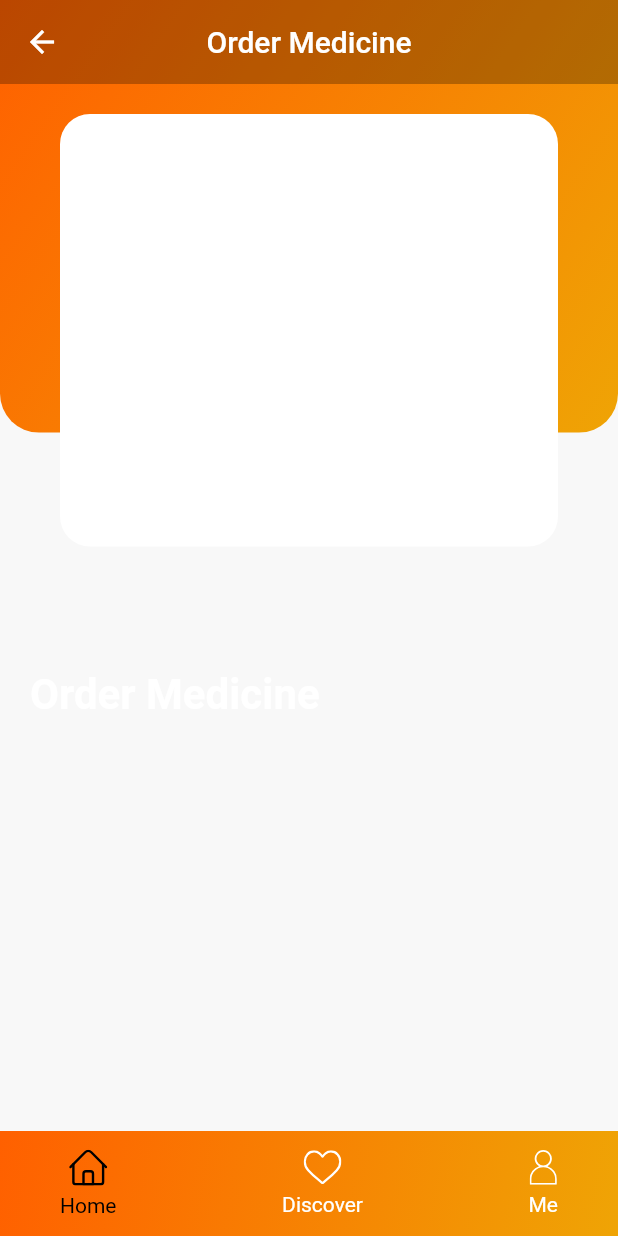
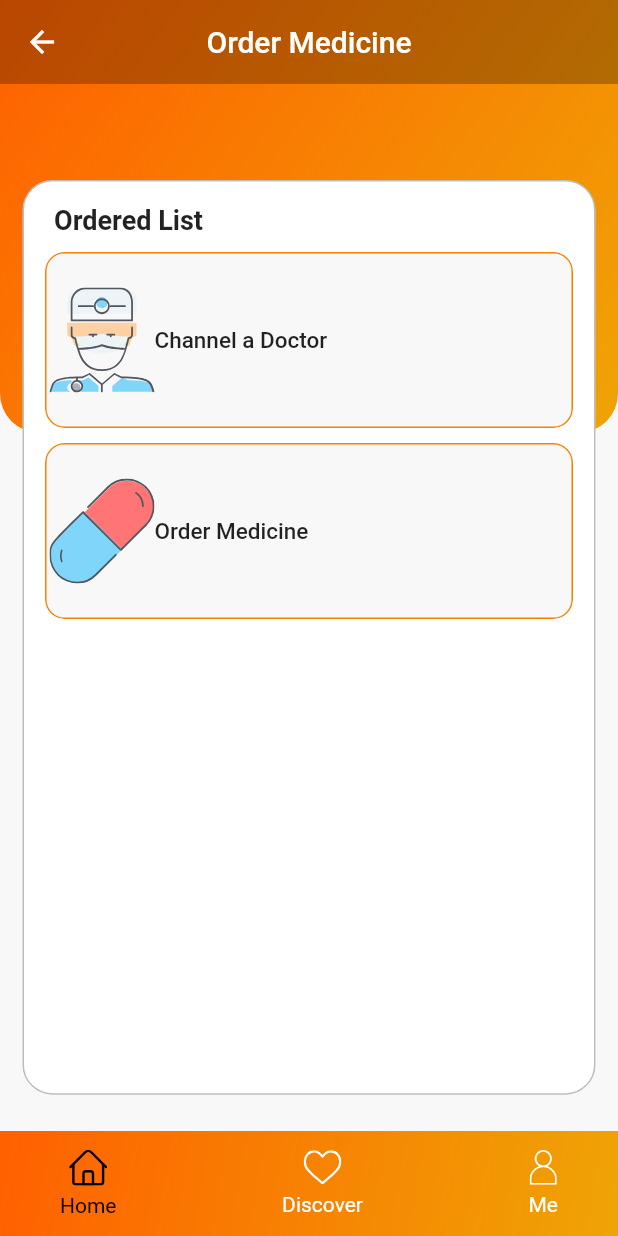
Before and after one commit to KavinduLiyanage/Hemas-Health-App, a Flutter app: the screen it shows after launch, after a tap on "Order Medicine", on a phone screen of 412 x 824 dp. Run offline on Flutter 3.47's test engine with Material 2 defaults, Android fonts, the phone set to English and light mode, and no system bars; our stand-ins replace flutter_svg.

Commit message:
Implemented Sample list in orderMedicine.dart

```diff
--- a/lib/constants.dart
+++ b/lib/constants.dart
@@ -9,3 +9,6 @@ const kTextColor = Color(0xFFFFFFFF);
 const kBlueLightColor = Color(0xFFC7B8F5);
 const kBlueColor = Color(0xFF817DC0);
 const kShadowColor = Color(0xFFE6E6E6);
+
+const contentAreaHeight = .74;
+const contentAreaWidth = .50;
--- a/lib/main.dart
+++ b/lib/main.dart
@@ -105,9 +105,9 @@ class Dashboard extends StatelessWidget {
           ),
           Container(
             //padding: EdgeInsets.all(100),
-            margin: EdgeInsets.fromLTRB(15, 100, 15, 0),
-            height: size.height * .75,
-            width: size.height * .75,
+            margin: EdgeInsets.fromLTRB(15, 120, 15, 0),
+            height: size.height * contentAreaHeight,
+            width: size.height * contentAreaWidth,
             decoration: BoxDecoration(
               border: Border.all(color: Colors.black26),
               color: Colors.white,
@@ -149,7 +149,7 @@ class Dashboard extends StatelessWidget {
 
                   Expanded(
                     child: Padding(
-                      padding: const EdgeInsets.only(top: 65.0),
+                      padding: const EdgeInsets.only(top: 85.0),
                       child: GridView.count(
                         crossAxisCount: 2,
                         childAspectRatio: 1,
--- a/lib/orderMedicine.dart
+++ b/lib/orderMedicine.dart
@@ -2,6 +2,8 @@ import 'package:flutter/cupertino.dart';
 import 'package:flutter/material.dart';
 import 'package:flutter_svg/svg.dart';
 import 'package:hemashealth/widgets/bottom_nav_bar.dart';
+import 'package:hemashealth/widgets/category_card.dart';
+import 'package:hemashealth/widgets/category_card_orders_list.dart';
 import 'constants.dart';
 
 void main() {
@@ -65,23 +67,32 @@ class OrderMedicine extends StatelessWidget {
               ),
             ),
           ),
+          Container(
+            //padding: EdgeInsets.all(100),
+            margin: EdgeInsets.fromLTRB(15, 120, 15, 0),
+            height: size.height * contentAreaHeight,
+            width: size.height * contentAreaWidth,
+            decoration: BoxDecoration(
+              border: Border.all(color: Colors.black26),
+              color: Colors.white,
+              borderRadius: BorderRadius.all(Radius.circular(20))
+              ,
+            ),
+            child: Container(
+              child: Text("Ordered List",
+                style: TextStyle(fontWeight: FontWeight.bold,
+                    fontSize: 18
+                ),
+              ),
+              padding: EdgeInsets.fromLTRB(20, 15, 0, 0),
+            ),
+          ),
           SafeArea(
             child: Padding(
-
               padding: const EdgeInsets.symmetric(horizontal: 20),
               child: Column(
                 crossAxisAlignment: CrossAxisAlignment.start,
                 children: <Widget>[
-                  Container(
-                    //padding: EdgeInsets.all(100),
-                    margin: EdgeInsets.all(20),
-                    height: size.height * .35,
-                    decoration: BoxDecoration(
-                      color: Colors.white,
-                      borderRadius: BorderRadius.all(Radius.circular(20))
-                      ,
-                    ),
-                  ),
                   Align(
                     alignment: Alignment.topLeft,
                     child: Container(
@@ -92,17 +103,35 @@ class OrderMedicine extends StatelessWidget {
                       //child: SvgPicture.asset("assets/icons/menuIcon.svg"),
                     ),
                   ),
-                  Text(
-                    "Order Medicine",
-                    style: Theme.of(context)
-                        .textTheme
-                        .display1
-                        .copyWith(fontWeight: FontWeight.w600, fontSize: 28),
+
+
+                  Expanded(
+                    child: Padding(
+                      padding: const EdgeInsets.fromLTRB(10, 50, 10, 0),
+                      child: GridView.count(
+                        crossAxisCount: 1,
+                        childAspectRatio: 3,
+                        crossAxisSpacing: 10,
+                        mainAxisSpacing: 10,
+                        children: <Widget>[
+                          CategoryCardOrdersList(
+                            title: "Channel a Doctor",
+                            svgSrc:
+                            "assets/icons/dashboard_ChannelaDoctor2.svg",
+                            press: () {},
+                          ),
+                          CategoryCardOrdersList(
+                            title: "Order Medicine",
+                            svgSrc: "assets/icons/dashboard_OrderMedicine2.svg",
+                            press: () {
+
+                            },
+                          ),
+
+                        ],
+                      ),
+                    ),
                   ),
-
-                  //Expanded(
-
-                  //),
                 ],
               ),
             ),
--- /dev/null
+++ b/lib/widgets/category_card_orders_list.dart
@@ -0,0 +1,63 @@
+import 'package:flutter/material.dart';
+import 'package:flutter_svg/flutter_svg.dart';
+
+import '../constants.dart';
+
+class CategoryCardOrdersList extends StatelessWidget {
+  final String svgSrc;
+  final String title;
+  final Function press;
+  const CategoryCardOrdersList({
+    Key key,
+    this.svgSrc,
+    this.title,
+    this.press,
+  }) : super(key: key);
+
+  @override
+  Widget build(BuildContext context) {
+    return ClipRRect(
+      borderRadius: BorderRadius.circular(13),
+      child: Container(
+        // padding: EdgeInsets.all(20),
+        decoration: BoxDecoration(
+          border: Border.all(color: kBackgroundColor3),
+          color: kBackgroundColor,
+          borderRadius: BorderRadius.circular(13),
+          boxShadow: [
+            BoxShadow(
+              offset: Offset(0, 17),
+              blurRadius: 17,
+              spreadRadius: -23,
+              color: kShadowColor,
+            ),
+          ],
+        ),
+        child: Material(
+          color: Colors.transparent,
+          child: InkWell(
+            onTap: press,
+            child: Padding(
+              padding: const EdgeInsets.all(2.0),
+              child: Row(
+                children: <Widget>[
+                  //Spacer(),
+                  SvgPicture.asset(svgSrc),
+                  //Spacer(),
+                  Text(
+                    title,
+                    textAlign: TextAlign.center,
+                    style: Theme.of(context)
+                        .textTheme
+                        .title
+                        .copyWith(fontSize: 15),
+                  )
+                ],
+              ),
+            ),
+          ),
+        ),
+      ),
+    );
+  }
+}
```
